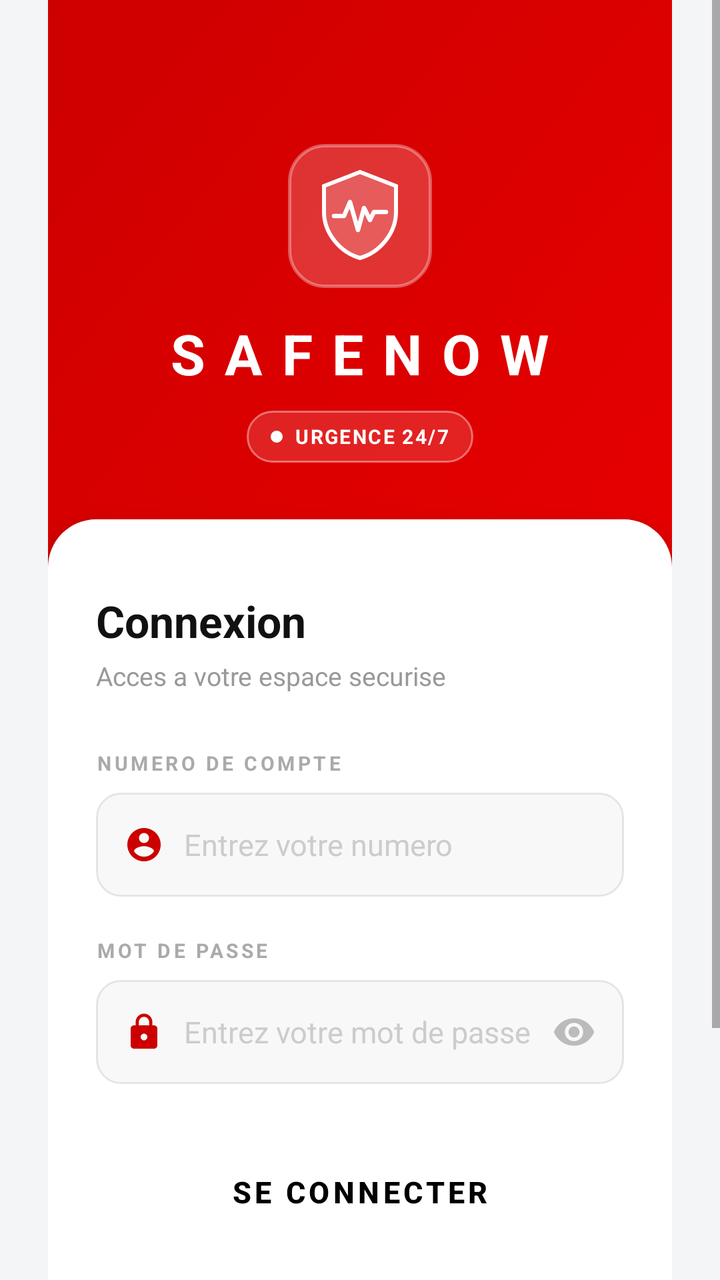
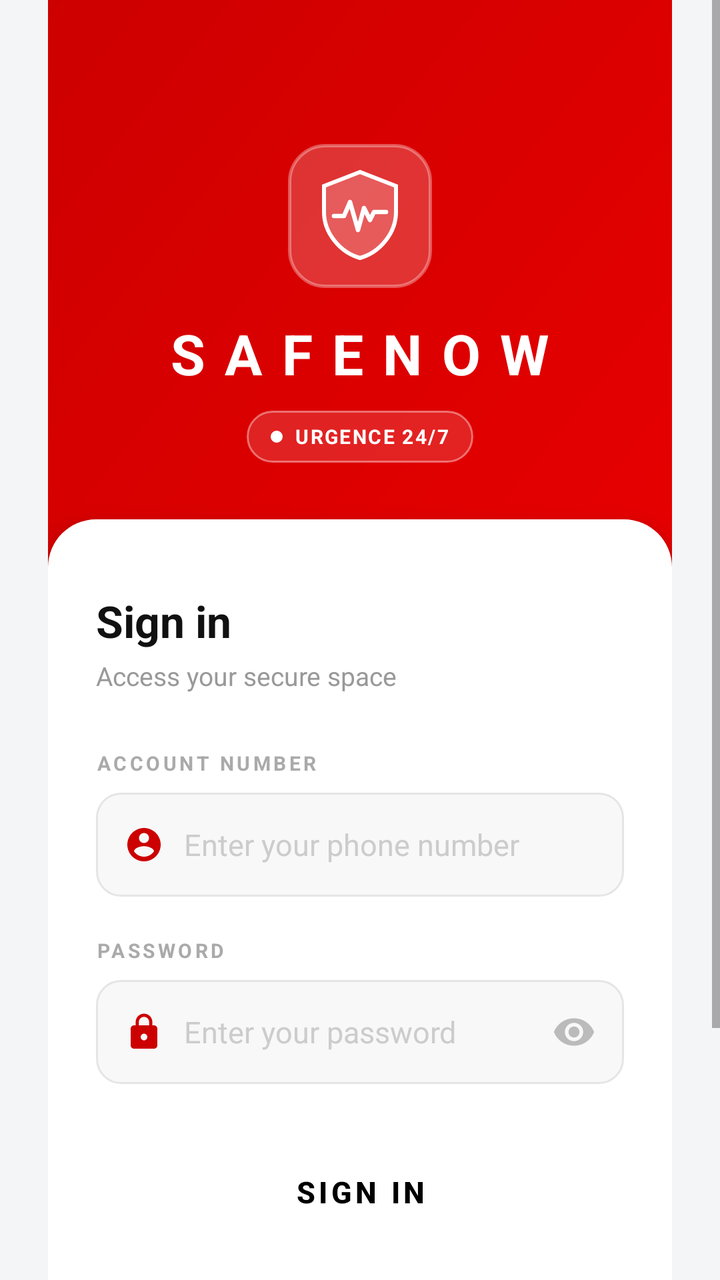

Compare the two renders of this Android layout. The source of the first and the diff that turns it into the second are given below.
<!-- AndroidManifest.xml: application theme Theme.AppCompat.Light.NoActionBar -->
<!-- res/layout/login.xml -->
<?xml version="1.0" encoding="utf-8"?>
<ScrollView
    xmlns:android="http://schemas.android.com/apk/res/android"
    android:layout_width="match_parent"
    android:layout_height="match_parent"
    android:background="#F4F5F7"
    android:fillViewport="true">

    <LinearLayout
        android:layout_width="match_parent"
        android:layout_height="wrap_content"
        android:orientation="vertical"
        android:gravity="center_horizontal"
        android:paddingStart="24dp"
        android:paddingEnd="24dp"
        android:paddingBottom="32dp">

        
        
        
        <LinearLayout
            android:layout_width="match_parent"
            android:layout_height="wrap_content"
            android:background="@drawable/header_red_rounded"
            android:orientation="vertical"
            android:gravity="center_horizontal"
            android:paddingTop="72dp"
            android:paddingBottom="56dp"
            android:layout_marginStart="-24dp"
            android:layout_marginEnd="-24dp"
            android:layout_marginBottom="-28dp">

            
            <FrameLayout
                android:layout_width="72dp"
                android:layout_height="72dp"
                android:background="@drawable/icon_bg_white_red"
                android:layout_marginBottom="14dp">

                <ImageView
                    android:layout_width="52dp"
                    android:layout_height="52dp"
                    android:layout_gravity="center"
                    android:src="@drawable/ic_shield_heartbeat_red" />
            </FrameLayout>

            
            <TextView
                android:layout_width="wrap_content"
                android:layout_height="wrap_content"
                android:text="SAFENOW"
                android:textColor="#FFFFFF"
                android:textSize="28sp"
                android:textStyle="bold"
                android:letterSpacing="0.35"
                android:layout_marginBottom="10dp" />

            
            <LinearLayout
                android:layout_width="wrap_content"
                android:layout_height="26dp"
                android:background="@drawable/badge_white_outline"
                android:orientation="horizontal"
                android:gravity="center_vertical"
                android:paddingStart="12dp"
                android:paddingEnd="12dp">

                <View
                    android:layout_width="6dp"
                    android:layout_height="6dp"
                    android:background="@drawable/circle_white_dot"
                    android:layout_marginEnd="6dp" />

                <TextView
                    android:layout_width="wrap_content"
                    android:layout_height="wrap_content"
                    android:text="URGENCE 24/7"
                    android:textColor="#FFFFFF"
                    android:textSize="10sp"
                    android:textStyle="bold"
                    android:letterSpacing="0.08" />
            </LinearLayout>

        </LinearLayout>

        
        
        
        <LinearLayout
            android:layout_width="match_parent"
            android:layout_height="wrap_content"
            android:background="@drawable/card_white"
            android:orientation="vertical"
            android:paddingStart="24dp"
            android:paddingEnd="24dp"
            android:paddingTop="36dp"
            android:paddingBottom="28dp"
            android:elevation="8dp">

            
            <TextView
                android:layout_width="wrap_content"
                android:layout_height="wrap_content"
                android:text="Connexion"
                android:textColor="#111111"
                android:textSize="22sp"
                android:textStyle="bold"
                android:layout_marginBottom="4dp" />

            
            <TextView
                android:layout_width="wrap_content"
                android:layout_height="wrap_content"
                android:text="Acces a votre espace securise"
                android:textColor="#999999"
                android:textSize="13sp"
                android:layout_marginBottom="28dp" />

            
            <TextView
                android:layout_width="wrap_content"
                android:layout_height="wrap_content"
                android:text="NUMERO DE COMPTE"
                android:textColor="#AAAAAA"
                android:textSize="10sp"
                android:textStyle="bold"
                android:letterSpacing="0.15"
                android:layout_marginBottom="8dp" />

            
            <LinearLayout
                android:layout_width="match_parent"
                android:layout_height="52dp"
                android:background="@drawable/input_light_border"
                android:orientation="horizontal"
                android:gravity="center_vertical"
                android:paddingStart="14dp"
                android:paddingEnd="14dp"
                android:layout_marginBottom="20dp">

                <ImageView
                    android:layout_width="20dp"
                    android:layout_height="20dp"
                    android:src="@drawable/ic_account_circle_red"
                    android:layout_marginEnd="10dp" />

                <EditText
                    android:id="@+id/editLoginPhone"
                    android:layout_width="match_parent"
                    android:layout_height="match_parent"
                    android:hint="Entrez votre numero"
                    android:textColorHint="#CCCCCC"
                    android:textColor="#111111"
                    android:textSize="15sp"
                    android:background="@null"
                    android:inputType="phone"
                    android:maxLines="1" />
            </LinearLayout>

            
            <TextView
                android:layout_width="wrap_content"
                android:layout_height="wrap_content"
                android:text="MOT DE PASSE"
                android:textColor="#AAAAAA"
                android:textSize="10sp"
                android:textStyle="bold"
                android:letterSpacing="0.15"
                android:layout_marginBottom="8dp" />

            
            <LinearLayout
                android:layout_width="match_parent"
                android:layout_height="52dp"
                android:background="@drawable/input_light_border"
                android:orientation="horizontal"
                android:gravity="center_vertical"
                android:paddingStart="14dp"
                android:paddingEnd="14dp"
                android:layout_marginBottom="28dp">

                <ImageView
                    android:layout_width="20dp"
                    android:layout_height="20dp"
                    android:src="@drawable/ic_lock_outline_red"
                    android:layout_marginEnd="10dp" />

                <EditText
                    android:id="@+id/editLoginPassword"
                    android:layout_width="0dp"
                    android:layout_height="match_parent"
                    android:layout_weight="1"
                    android:hint="Entrez votre mot de passe"
                    android:textColorHint="#CCCCCC"
                    android:textColor="#111111"
                    android:textSize="15sp"
                    android:background="@null"
                    android:inputType="textPassword"
                    android:maxLines="1" />

                <ImageView
                    android:id="@+id/imgTogglePassword"
                    android:layout_width="22dp"
                    android:layout_height="22dp"
                    android:src="@drawable/ic_visibility_gray" />
            </LinearLayout>

            
            <Button
                android:id="@+id/btnLogin"
                android:layout_width="match_parent"
                android:layout_height="52dp"
                android:text="SE CONNECTER"
                android:textColor="#000000"
                android:textSize="15sp"
                android:textStyle="bold"
                android:letterSpacing="0.12"
                android:background="@drawable/button_red_modern"
                android:elevation="4dp"
                android:stateListAnimator="@null"
                android:layout_marginBottom="20dp" />

            
            <LinearLayout
                android:layout_width="match_parent"
                android:layout_height="wrap_content"
                android:orientation="horizontal"
                android:gravity="center_vertical"
                android:layout_marginBottom="16dp">

                <View
                    android:layout_width="0dp"
                    android:layout_height="1dp"
                    android:layout_weight="1"
                    android:background="#E8E8E8" />

                <TextView
                    android:layout_width="wrap_content"
                    android:layout_height="wrap_content"
                    android:text="  OU  "
                    android:textColor="#CCCCCC"
                    android:textSize="11sp" />

                <View
                    android:layout_width="0dp"
                    android:layout_height="1dp"
                    android:layout_weight="1"
                    android:background="#E8E8E8" />
            </LinearLayout>

            
            <LinearLayout
                android:layout_width="match_parent"
                android:layout_height="wrap_content"
                android:orientation="horizontal"
                android:gravity="center_vertical">

                <TextView
                    android:id="@+id/tvCreateAccount"
                    android:layout_width="wrap_content"
                    android:layout_height="wrap_content"
                    android:text="Creer un compte"
                    android:textColor="#CC0000"
                    android:textSize="13sp"
                    android:textStyle="bold" />

                <View
                    android:layout_width="0dp"
                    android:layout_height="0dp"
                    android:layout_weight="1" />

                <TextView
                    android:layout_width="wrap_content"
                    android:layout_height="wrap_content"
                    android:text="Mot de passe oublie ?"
                    android:textColor="#AAAAAA"
                    android:textSize="13sp" />
            </LinearLayout>

        </LinearLayout>

        
        <View
            android:layout_width="match_parent"
            android:layout_height="32dp" />

        
        <TextView
            android:layout_width="match_parent"
            android:layout_height="wrap_content"
            android:text="2026 SafeNow - Securise et Certifie"
            android:textColor="#CCCCCC"
            android:textSize="11sp"
            android:gravity="center"
            android:letterSpacing="0.05" />

    </LinearLayout>
</ScrollView>
<!-- resources referenced by this layout -->
<resources>
  <!-- drawable badge_white_outline (drawable) -->
  <shape xmlns:android="http://schemas.android.com/apk/res/android"
      android:shape="rectangle">
      <solid android:color="#22FFFFFF" />
      <corners android:radius="99dp" />
      <stroke android:width="1dp" android:color="#66FFFFFF" />
  </shape>
  <!-- drawable button_red_modern (drawable) -->
  <?xml version="1.0" encoding="utf-8"?>
  <selector xmlns:android="http://schemas.android.com/apk/res/android">
  
  </selector>
  <!-- drawable card_white (drawable) -->
  <?xml version="1.0" encoding="utf-8"?>
  <shape xmlns:android="http://schemas.android.com/apk/res/android"
      android:shape="rectangle">
      <solid android:color="#FFFFFF" />
      <corners android:radius="24dp" />
  </shape>
  <!-- drawable circle_white_dot (drawable) -->
  <?xml version="1.0" encoding="utf-8"?>
  <shape xmlns:android="http://schemas.android.com/apk/res/android"
      android:shape="oval">
      <solid android:color="#FFFFFF" />
      <size android:width="6dp" android:height="6dp" />
  </shape>
  <!-- drawable header_red_rounded (drawable) -->
  <?xml version="1.0" encoding="utf-8"?>
  <shape xmlns:android="http://schemas.android.com/apk/res/android"
      android:shape="rectangle">
      <gradient
          android:type="linear"
          android:angle="135"
          android:startColor="#E80000"
          android:endColor="#CC0000" />
      <corners
          android:bottomLeftRadius="32dp"
          android:bottomRightRadius="32dp"
          android:topLeftRadius="0dp"
          android:topRightRadius="0dp" />
  </shape>
  <!-- drawable ic_lock_outline_red (drawable) -->
  <?xml version="1.0" encoding="utf-8"?>
  <vector xmlns:android="http://schemas.android.com/apk/res/android"
      android:width="20dp"
      android:height="20dp"
      android:viewportWidth="24"
      android:viewportHeight="24">
      <path
          android:fillColor="#CC0000"
          android:pathData="M18,8h-1V6c0-2.76-2.24-5-5-5S7,3.24 7,6v2H6c-1.1,0-2,.9-2,2v10c0,1.1.9,2 2,2h12c1.1,0 2-.9 2-2V10c0-1.1-.9-2-2-2zM12,17c-1.1,0-2-.9-2-2s.9-2 2-2 2,.9 2,2-.9,2-2,2zM15.1,8H8.9V6c0-1.71 1.39-3.1 3.1-3.1 1.71,0 3.1,1.39 3.1,3.1v2z" />
  </vector>
  <!-- drawable ic_visibility_gray (drawable) -->
  <?xml version="1.0" encoding="utf-8"?>
  <vector xmlns:android="http://schemas.android.com/apk/res/android"
      android:width="22dp"
      android:height="22dp"
      android:viewportWidth="24"
      android:viewportHeight="24">
      <path
          android:fillColor="#BBBBBB"
          android:pathData="M12,4.5C7,4.5 2.73,7.61 1,12c1.73,4.39 6,7.5 11,7.5s9.27,-3.11 11,-7.5c-1.73,-4.39 -6,-7.5 -11,-7.5zM12,17c-2.76,0 -5,-2.24 -5,-5s2.24,-5 5,-5 5,2.24 5,5 -2.24,5 -5,5zM12,9c-1.66,0 -3,1.34 -3,3s1.34,3 3,3 3,-1.34 3,-3 -1.34,-3 -3,-3z" />
  </vector>
  <!-- drawable icon_bg_white_red (drawable) -->
  <?xml version="1.0" encoding="utf-8"?>
  <shape xmlns:android="http://schemas.android.com/apk/res/android"
      android:shape="rectangle">
      <solid android:color="#33FFFFFF" />
      <corners android:radius="18dp" />
      <stroke android:width="1.5dp" android:color="#55FFFFFF" />
  </shape>
  <!-- unchanged entries left out for length: 3 -->
</resources>

<!-- the commit's change to res/layout/login.xml (unified diff, before → after) -->
@@ -101,7 +101,7 @@
             <TextView
                 android:layout_width="wrap_content"
                 android:layout_height="wrap_content"
-                android:text="Connexion"
+                android:text="@string/login_title"
                 android:textColor="#111111"
                 android:textSize="22sp"
                 android:textStyle="bold"
@@ -111,7 +111,7 @@
             <TextView
                 android:layout_width="wrap_content"
                 android:layout_height="wrap_content"
-                android:text="Acces a votre espace securise"
+                android:text="@string/login_subtitle"
                 android:textColor="#999999"
                 android:textSize="13sp"
                 android:layout_marginBottom="28dp" />
@@ -120,7 +120,7 @@
             <TextView
                 android:layout_width="wrap_content"
                 android:layout_height="wrap_content"
-                android:text="NUMERO DE COMPTE"
+                android:text="@string/login_account_number"
                 android:textColor="#AAAAAA"
                 android:textSize="10sp"
                 android:textStyle="bold"
@@ -148,7 +148,7 @@
                     android:id="@+id/editLoginPhone"
                     android:layout_width="match_parent"
                     android:layout_height="match_parent"
-                    android:hint="Entrez votre numero"
+                    android:hint="@string/login_hint_phone"
                     android:textColorHint="#CCCCCC"
                     android:textColor="#111111"
                     android:textSize="15sp"
@@ -161,7 +161,7 @@
             <TextView
                 android:layout_width="wrap_content"
                 android:layout_height="wrap_content"
-                android:text="MOT DE PASSE"
+                android:text="@string/login_password"
                 android:textColor="#AAAAAA"
                 android:textSize="10sp"
                 android:textStyle="bold"
@@ -190,7 +190,7 @@
                     android:layout_width="0dp"
                     android:layout_height="match_parent"
                     android:layout_weight="1"
-                    android:hint="Entrez votre mot de passe"
+                    android:hint="@string/login_hint_password"
                     android:textColorHint="#CCCCCC"
                     android:textColor="#111111"
                     android:textSize="15sp"
@@ -210,7 +210,7 @@
                 android:id="@+id/btnLogin"
                 android:layout_width="match_parent"
                 android:layout_height="52dp"
-                android:text="SE CONNECTER"
+                android:text="@string/login_btn_sign_in"
                 android:textColor="#000000"
                 android:textSize="15sp"
                 android:textStyle="bold"
@@ -237,7 +237,7 @@
                 <TextView
                     android:layout_width="wrap_content"
                     android:layout_height="wrap_content"
-                    android:text="  OU  "
+                    android:text="@string/common_or"
                     android:textColor="#CCCCCC"
                     android:textSize="11sp" />
 
@@ -259,7 +259,7 @@
                     android:id="@+id/tvCreateAccount"
                     android:layout_width="wrap_content"
                     android:layout_height="wrap_content"
-                    android:text="Creer un compte"
+                    android:text="@string/login_create_account"
                     android:textColor="#CC0000"
                     android:textSize="13sp"
                     android:textStyle="bold" />
@@ -272,7 +272,7 @@
                 <TextView
                     android:layout_width="wrap_content"
                     android:layout_height="wrap_content"
-                    android:text="Mot de passe oublie ?"
+                    android:text="@string/login_forgot_password"
                     android:textColor="#AAAAAA"
                     android:textSize="13sp" />
             </LinearLayout>
@@ -288,7 +288,7 @@
         <TextView
             android:layout_width="match_parent"
             android:layout_height="wrap_content"
-            android:text="2026 SafeNow - Securise et Certifie"
+            android:text="@string/login_footer"
             android:textColor="#CCCCCC"
             android:textSize="11sp"
             android:gravity="center"
<!-- resource entries referenced after the edit -->
@@ -71,6 +71,17 @@
       <corners android:radius="18dp" />
       <stroke android:width="1.5dp" android:color="#55FFFFFF" />
   </shape>
+  <string name="common_or">  OR  </string>
+  <string name="login_account_number">ACCOUNT NUMBER</string>
+  <string name="login_btn_sign_in">SIGN IN</string>
+  <string name="login_create_account">Create an account</string>
+  <string name="login_footer">2026 SafeNow - Secured and certified</string>
+  <string name="login_forgot_password">Forgot password?</string>
+  <string name="login_hint_password">Enter your password</string>
+  <string name="login_hint_phone">Enter your phone number</string>
+  <string name="login_password">PASSWORD</string>
+  <string name="login_subtitle">Access your secure space</string>
+  <string name="login_title">Sign in</string>
   <!-- unchanged entries left out for length: 3 -->
 </resources>
 
